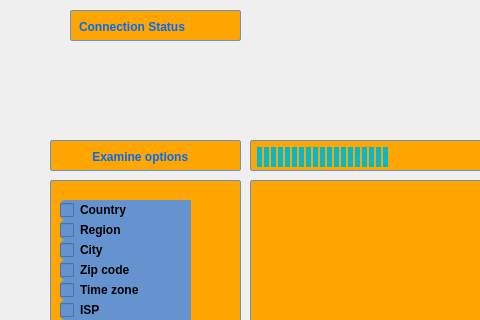
Before: the Qt Designer form main_program/source/ui_design/main.ui in NimaBavar/NyvoNetHunter, drawn with Qt 5; both pictures show x 0 to 480 and y 0 to 320 of the 1009 by 685 pixel window.
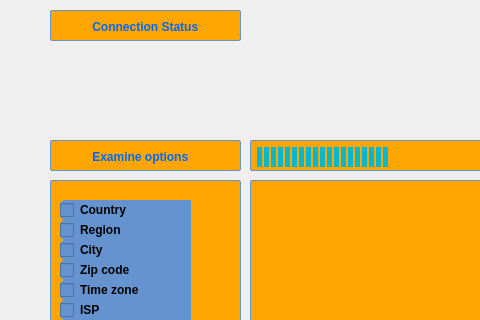
After: the same form once the commit is applied. Icons and pictures are not drawn.

```diff
--- a/main_program/source/ui_design/main.ui
+++ b/main_program/source/ui_design/main.ui
@@ -1412,9 +1412,9 @@
   <widget class="QLabel" name="label_4">
    <property name="geometry">
     <rect>
-     <x>70</x>
+     <x>50</x>
      <y>10</y>
-     <width>171</width>
+     <width>191</width>
      <height>31</height>
     </rect>
    </property>
@@ -1464,7 +1464,7 @@
 }</string>
    </property>
    <property name="text">
-    <string>Connection Status</string>
+    <string>          Connection Status</string>
    </property>
   </widget>
  </widget>
```
